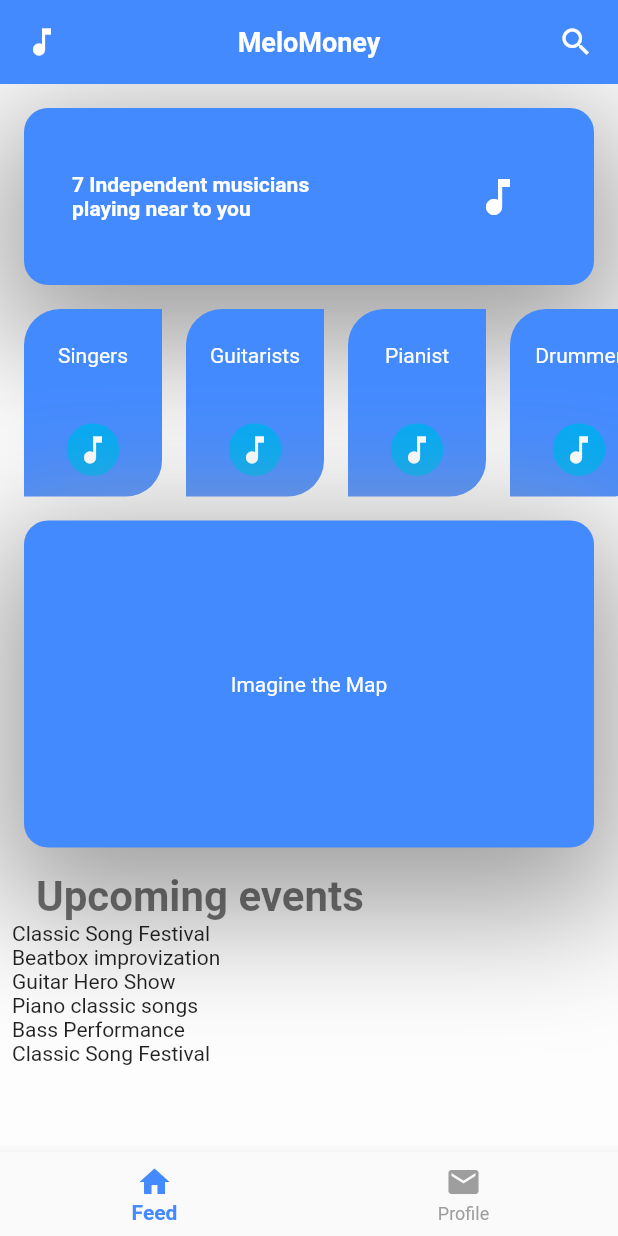
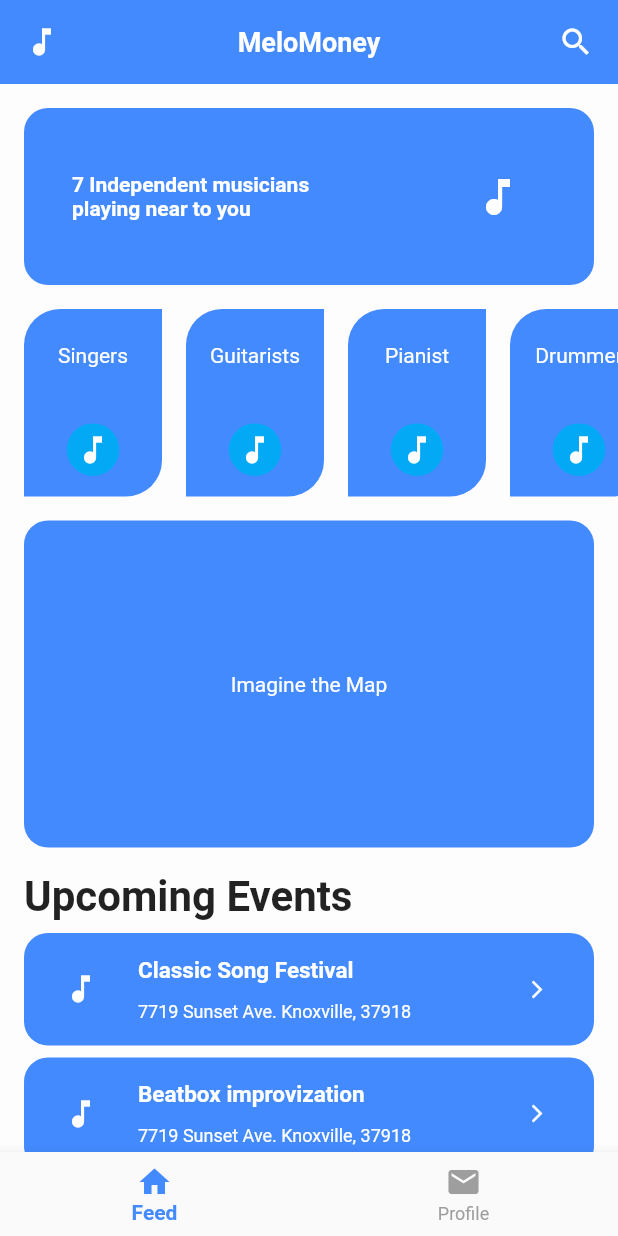
Before and after one commit to MeloMoney/TipTopMobile, a Flutter app: the screen it shows after launch, on a phone screen of 412 x 824 dp. Run offline on Flutter 3.47's test engine with Material 2 defaults, Android fonts, the phone set to English and light mode, and no system bars.

Commit message:
Upcoming events

```diff
--- a/lib/screens/adapters/models/UpcomingEvent.dart
+++ b/lib/screens/adapters/models/UpcomingEvent.dart
@@ -16,7 +16,7 @@ class UpcomingEvent {
   String name;
   String address;
 
-  static List<UpcomingEvent> mockUpcomingEventsData = <UpcomingEvent>[
+  static List<UpcomingEvent> paymentMockData = <UpcomingEvent>[
     UpcomingEvent(
         id: 0,
         icon: Icons.music_note,
@@ -59,7 +59,48 @@ class UpcomingEvent {
         name: "Mike Lebovski",
         address: "7719 Sunset Ave. Knoxville, 37918"
     ),
-
+    UpcomingEvent(
+        id: 6,
+        icon: Icons.music_note,
+        title: 'Classic Song Festival',
+        name: "Mike Lebovski",
+        address: "7719 Sunset Ave. Knoxville, 37918"
+    ),
+    UpcomingEvent(
+        id: 7,
+        icon: Icons.music_note,
+        title: 'Beatbox improvization',
+        name: "Linda Lebovski",
+        address: "7719 Sunset Ave. Knoxville, 37918"
+    ),
+    UpcomingEvent(
+        id: 8,
+        icon: Icons.music_note,
+        title: 'Guitar Hero Show',
+        name: "Andew McConnagen",
+        address: "7719 Sunset Ave. Knoxville, 37918"
+    ),
+    UpcomingEvent(
+        id: 9,
+        icon: Icons.music_note,
+        title: 'Piano classic songs',
+        name: "Julia Anderson",
+        address: "7719 Sunset Ave. Knoxville, 37918"
+    ),
+    UpcomingEvent(
+        id: 10,
+        icon: Icons.music_note,
+        title: 'Bass Performance',
+        name: "Alex Nikifon",
+        address: "7719 Sunset Ave. Knoxville, 37918"
+    ),
+    UpcomingEvent(
+        id: 11,
+        icon: Icons.music_note,
+        title: 'Classic Song Festival',
+        name: "Mike Lebovski",
+        address: "7719 Sunset Ave. Knoxville, 37918"
+    ),
   ];
 
 
--- a/lib/screens/adapters/viewholders/UpcomingEventListItem.dart
+++ b/lib/screens/adapters/viewholders/UpcomingEventListItem.dart
@@ -18,16 +18,89 @@ class UpcomingEventListItem extends StatefulWidget {
   });
 
   @override
-  _UpcomingEventListItemState createState() => new _UpcomingEventListItemState();
+  _UpcomingEventListItemState createState() =>
+    new _UpcomingEventListItemState();
 }
 
 class _UpcomingEventListItemState extends State<UpcomingEventListItem> {
   @override
   Widget build(BuildContext context) {
-    return new Container(
-      width: 100,
-      margin: EdgeInsets.fromLTRB(8, 0, 0, 0),
-      child: Text(widget.title),
+    return new InkWell(
+      onTap: () {},
+      child: Container(
+        height: 75,
+        margin: EdgeInsets.fromLTRB(16, 8, 16, 0),
+        decoration: new BoxDecoration(
+          color: Colors.blueAccent,
+          borderRadius: new BorderRadius.all(const Radius.circular(16.0))
+        ),
+        padding: EdgeInsets.fromLTRB(0, 8, 0, 8),
+        child: Row(
+          children: <Widget>[
+            Expanded(
+              flex: 1,
+              child: Padding(
+                padding: EdgeInsets.all(0.0),
+                child: Icon(widget.icon, color: Colors.white)
+              )
+            ),
+            Expanded(
+              flex: 3,
+              child: Container(
+                child: Column(
+                  mainAxisAlignment: MainAxisAlignment.spaceEvenly,
+                  mainAxisSize: MainAxisSize.max,
+                  crossAxisAlignment: CrossAxisAlignment.start,
+                  children: <Widget>[
+                    Text(
+                      widget.title,
+                      textAlign: TextAlign.justify,
+                      maxLines: 1,
+                      style: TextStyle(
+                        fontSize: 15.0,
+                        fontStyle: FontStyle.normal,
+                        fontWeight: FontWeight.bold,
+                        color: Colors.white,
+                      )
+                    ),
+                    Padding(
+                      padding: EdgeInsets.only(top: 4.0),
+                      child: Text(
+                        widget.address,
+                        textAlign: TextAlign.justify,
+                        maxLines: 1,
+                        style: TextStyle(
+                          fontSize: 12.0,
+                          fontStyle: FontStyle.normal,
+                          fontWeight: FontWeight.normal,
+                          color: Colors.white
+                        ),
+                      )
+                    ),
+                  ],
+                ),
+              )
+            ),
+            Expanded(
+              flex: 1,
+              child: Container(
+                child: Column(
+                  mainAxisAlignment: MainAxisAlignment.center,
+                  mainAxisSize: MainAxisSize.max,
+                  crossAxisAlignment: CrossAxisAlignment.center,
+                  children: <Widget>[
+                    Icon(
+                      Icons.arrow_forward_ios,
+                      size: 14,
+                      color: Colors.white
+                    ),
+                  ],
+                )
+              )
+            )
+          ],
+        )
+      ),
     );
   }
 }
--- a/lib/screens/feed/FeedPage.dart
+++ b/lib/screens/feed/FeedPage.dart
@@ -11,7 +11,6 @@ class FeedPage extends StatefulWidget {
 }
 
 class _FeedPageState extends State<FeedPage> {
-
   @override
   Widget build(BuildContext context) {
     return Scaffold(
@@ -23,46 +22,38 @@ class _FeedPageState extends State<FeedPage> {
           mainAxisSize: MainAxisSize.max,
           crossAxisAlignment: CrossAxisAlignment.center,
           children: <Widget>[
-            Icon(Icons.music_note, color: Colors.white,),
-            Text("MeloMoney", style: TextStyle(color: Colors.white, fontSize: 18, fontWeight: FontWeight.bold),),
-            Icon(Icons.search, color: Colors.white,)
+            Icon(
+              Icons.music_note,
+              color: Colors.white,
+            ),
+            Text(
+              "MeloMoney",
+              style: TextStyle(
+                  color: Colors.white,
+                  fontSize: 18,
+                  fontWeight: FontWeight.bold),
+            ),
+            Icon(
+              Icons.search,
+              color: Colors.white,
+            )
           ],
         ),
       ),
       backgroundColor: Colors.white60,
       body: SafeArea(
-        /**
-         * Page Structure
-         */
-          child: Column(
+          child: Stack(
         children: <Widget>[
-              /**
-               * Musician near to you card
-               */
-              getBannerPlain(),
-              /**
-               * Horizontal List of Styles
-               */
-              getNearEventsList(),
-              /**
-               * Discover your location
-               */
-              getDiscoverBanner(),
-
-              Container(
-                alignment: Alignment.centerLeft,
-                margin: EdgeInsets.only(left: 24),
-                child: Text("Upcoming events",
-                    style: TextStyle(
-                        color: Colors.black54,
-                        fontWeight: FontWeight.bold,
-                        fontSize: 28
-                    )
+          CustomScrollView(
+            slivers: <Widget>[
+              SliverToBoxAdapter(child: getBannerPlain()),
+              SliverToBoxAdapter(child: getNearEventsList()),
+              SliverToBoxAdapter(child: getMapBanner()),
+              SliverToBoxAdapter(child: getTextViewUpcomingEvents()),
+              getSliverUpcomingEventsList(UpcomingEvent.paymentMockData),
+            ],
           ),
-              ),
-
-              getUpcomingEventsList()
-            ]
+        ],
       )),
     );
   }
@@ -71,26 +62,11 @@ class _FeedPageState extends State<FeedPage> {
 Widget getBannerPlain() {
   return Container(
     height: 150.0,
-    decoration: BoxDecoration(
-      boxShadow: [
-        BoxShadow(
-          color: Colors.grey,
-          blurRadius: 75.0, // soften the shadow
-          spreadRadius: 1, //extend the shadow
-          offset: Offset(
-            0.0, // Move to right 10  horizontally
-            25.0, // Move to bottom 5 Vertically
-          ),
-        )
-      ],
-    ),
     child: new Container(
       margin: EdgeInsets.all(16.0),
       decoration: new BoxDecoration(
         color: Colors.blueAccent,
-            borderRadius: new BorderRadius.all(
-                const Radius.circular(16.0)
-            )
+        borderRadius: new BorderRadius.all(const Radius.circular(16.0))
       ),
       child: Container(
         child: Column(
@@ -105,19 +81,27 @@ Widget getBannerPlain() {
                     crossAxisAlignment: CrossAxisAlignment.start,
                     mainAxisAlignment: MainAxisAlignment.spaceEvenly,
                     children: <Widget>[
-                              Text("7 Independent musicians", style: TextStyle(color: Colors.white, fontWeight: FontWeight.bold)),
-                              Text("playing near to you", style: TextStyle(color: Colors.white, fontWeight: FontWeight.bold)),
-                            ]
-                        ),
+                      Text("7 Independent musicians",
+                        style: TextStyle(
+                          color: Colors.white,
+                          fontWeight: FontWeight.bold)),
+                      Text("playing near to you",
+                        style: TextStyle(
+                          color: Colors.white,
+                          fontWeight: FontWeight.bold)),
+                    ]),
                   ),
                 Container(
                   padding: EdgeInsets.fromLTRB(0, 0, 48, 0),
                   child: Center(
-                          child: new Icon(Icons.music_note, size: 32, color: Colors.white,),
+                    child: new Icon(
+                      Icons.music_note,
+                      size: 32,
+                      color: Colors.white,
+                    ),
                   ),
                 )
-                    ]
-                ),
+              ]),
           ],
         )
       )
@@ -130,73 +114,24 @@ Widget getNearEventsList() {
     height: 125.0,
     child: CustomScrollView(
       scrollDirection: Axis.horizontal,
-      slivers: <Widget>[
-        mapSliverNearEventsList(NearEvent.mockNearEventsData)
-      ],
+      slivers: <Widget>[mapSliverNearEventsList(NearEvent.mockNearEventsData)],
     ),
   );
 }
 
 Widget mapSliverNearEventsList(List<NearEvent> events) {
   var listOfSlivers = List<Widget>();
-  events.forEach((f) => listOfSlivers.add(NearEventListItem(
-      id: f.id,
-      icon: f.icon,
-      title: f.title
-  )));
+  events.forEach((f) => listOfSlivers
+      .add(NearEventListItem(id: f.id, icon: f.icon, title: f.title)));
 
   return SliverList(
     delegate: SliverChildListDelegate(listOfSlivers),
   );
 }
 
-Widget getDiscoverBanner() {
-  return Container(
-    height: 250.0,
-    decoration: BoxDecoration(
-      boxShadow: [
-        BoxShadow(
-          color: Colors.grey,
-          blurRadius: 75.0, // soften the shadow
-          spreadRadius: 1, //extend the shadow
-          offset: Offset(
-            0.0, // Move to right 10  horizontally
-            25.0, // Move to bottom 5 Vertically
-          ),
-        )
-      ],
-    ),
-    child: new Container(
-        margin: EdgeInsets.all(16.0),
-        decoration: new BoxDecoration(
-            color: Colors.blueAccent,
-            borderRadius: new BorderRadius.all(
-                const Radius.circular(16.0)
-            )
-        ),
-        child: Container(
-            child: Center(
-              child: Text("Imagine the Map", style: TextStyle(color: Colors.white),),
-            )
-        )
-    ),
-  );
-}
+Widget getSliverUpcomingEventsList(List<UpcomingEvent> events) {
+  var listOfSlivers = List<Widget>();
 
-Widget getUpcomingEventsList() {
-  return Container(
-    height: 125.0,
-    child: CustomScrollView(
-      scrollDirection: Axis.vertical,
-      slivers: <Widget>[
-        mapUpcomingNearEventsList(UpcomingEvent.mockUpcomingEventsData)
-      ],
-    ),
-  );
-}
-
-Widget mapUpcomingNearEventsList(List<UpcomingEvent> events) {
-  var listOfSlivers = List<Widget>();
   events.forEach((f) => listOfSlivers.add(UpcomingEventListItem(
         id: f.id,
         icon: f.icon,
@@ -209,3 +144,31 @@ Widget mapUpcomingNearEventsList(List<UpcomingEvent> events) {
     delegate: SliverChildListDelegate(listOfSlivers),
   );
 }
+
+Widget getMapBanner() {
+  return Container(
+    height: 250.0,
+    child: new Container(
+        margin: EdgeInsets.all(16.0),
+        decoration: new BoxDecoration(
+            color: Colors.blueAccent,
+            borderRadius: new BorderRadius.all(const Radius.circular(16.0))),
+        child: Container(
+            child: Center(
+          child: Text(
+            "Imagine the Map",
+            style: TextStyle(color: Colors.white),
+          ),
+        ))),
+  );
+}
+
+Widget getTextViewUpcomingEvents() {
+  return Padding(
+      padding: EdgeInsets.only(left: 16),
+      child: Text(
+        "Upcoming Events",
+        style: TextStyle(
+            color: Colors.black87, fontSize: 28, fontWeight: FontWeight.bold),
+      ));
+}
```
Lines whose indentation alone changed are shown as unchanged.
